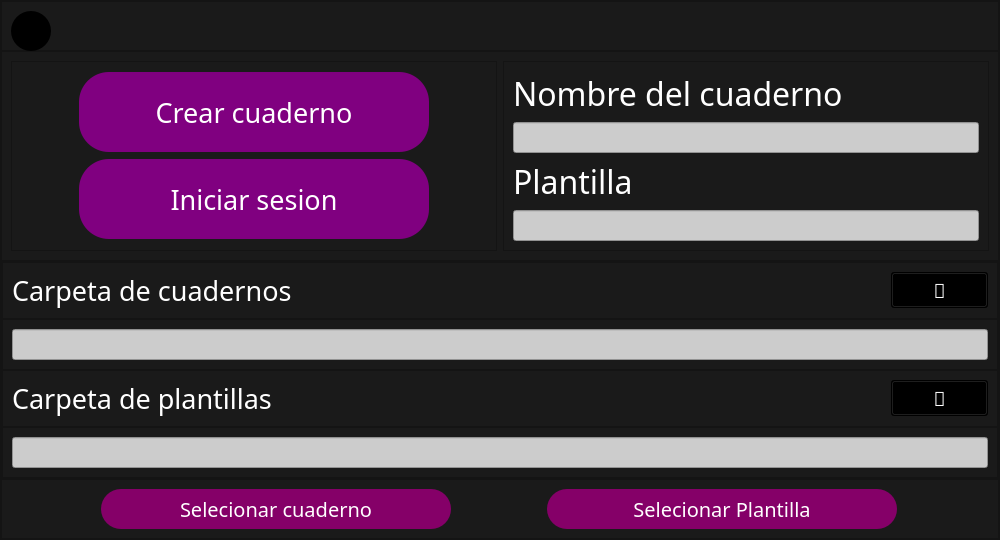
First picture: the form in gui/main.ui, repository Johan-Wa/generador_notas, before the edit.
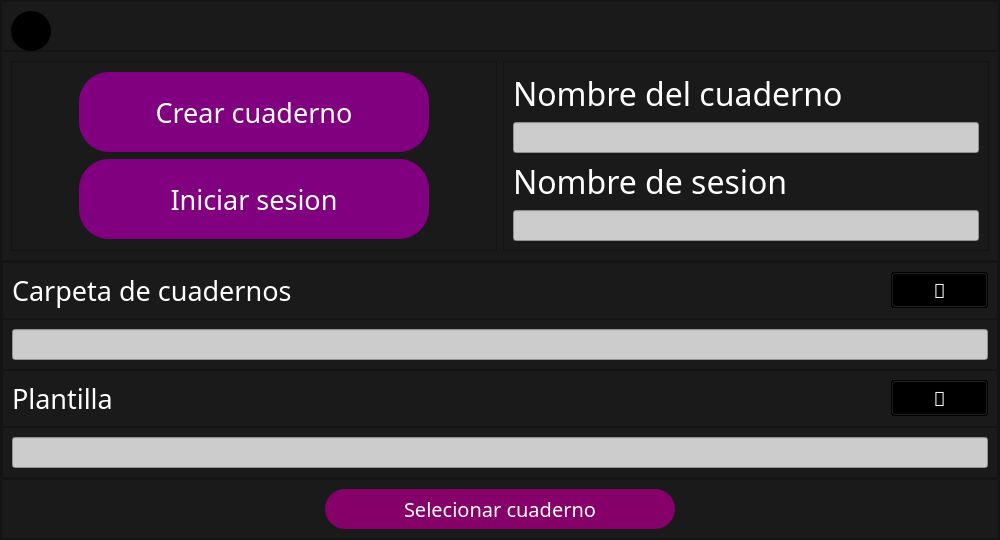
Second picture: the form after the edit. Icons and pictures are not drawn.

The edit to the form file:
```diff
--- a/gui/main.ui
+++ b/gui/main.ui
@@ -322,7 +322,7 @@
                 <string notr="true">color: rgb(255, 255, 255);</string>
                </property>
                <property name="text">
-                <string>Plantilla</string>
+                <string>Nombre de sesion</string>
                </property>
               </widget>
              </item>
@@ -486,7 +486,7 @@
                 <string notr="true">color: rgb(255, 255, 255);</string>
                </property>
                <property name="text">
-                <string>Carpeta de plantillas</string>
+                <string>Plantilla</string>
                </property>
               </widget>
              </item>
@@ -599,43 +599,6 @@
             </property>
            </widget>
           </item>
-          <item>
-           <widget class="QPushButton" name="bt_template">
-            <property name="minimumSize">
-             <size>
-              <width>0</width>
-              <height>40</height>
-             </size>
-            </property>
-            <property name="maximumSize">
-             <size>
-              <width>350</width>
-              <height>40</height>
-             </size>
-            </property>
-            <property name="sizeIncrement">
-             <size>
-              <width>0</width>
-              <height>0</height>
-             </size>
-            </property>
-            <property name="font">
-             <font>
-              <family>IosevkaTerm Nerd Font</family>
-              <pointsize>15</pointsize>
-              <weight>50</weight>
-              <italic>false</italic>
-              <bold>false</bold>
-             </font>
-            </property>
-            <property name="styleSheet">
-             <string notr="true"/>
-            </property>
-            <property name="text">
-             <string>Selecionar Plantilla</string>
-            </property>
-           </widget>
-          </item>
          </layout>
         </widget>
        </item>
```
Left out of the diff: 2 changed lines with no effect on the pictures.
